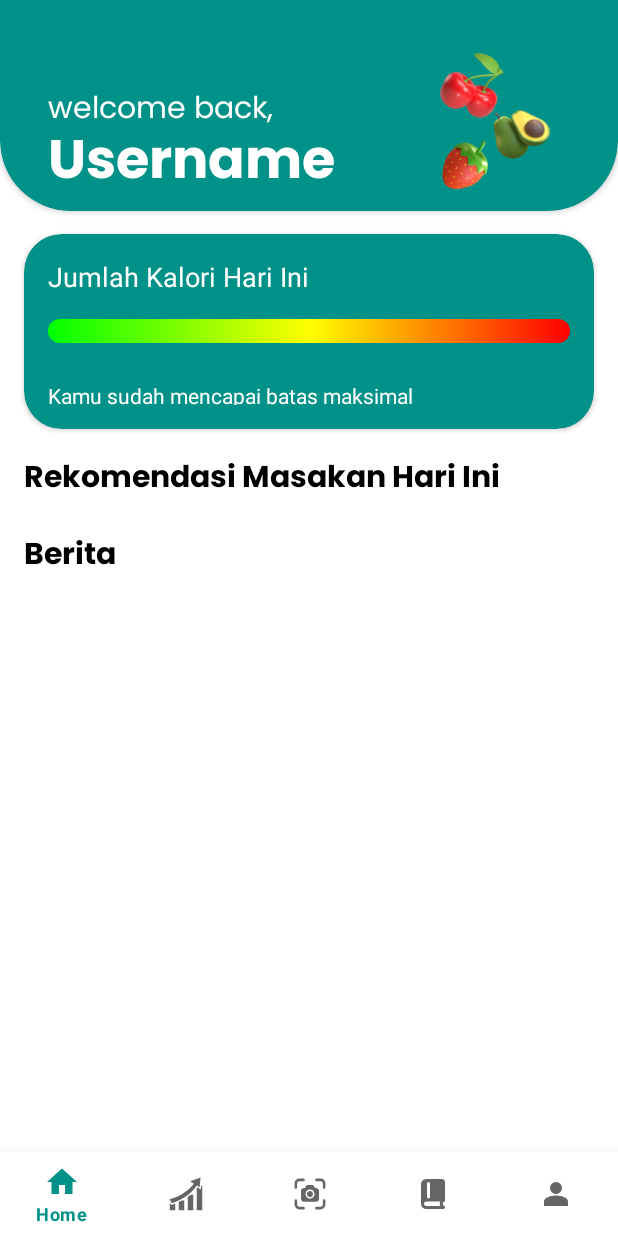
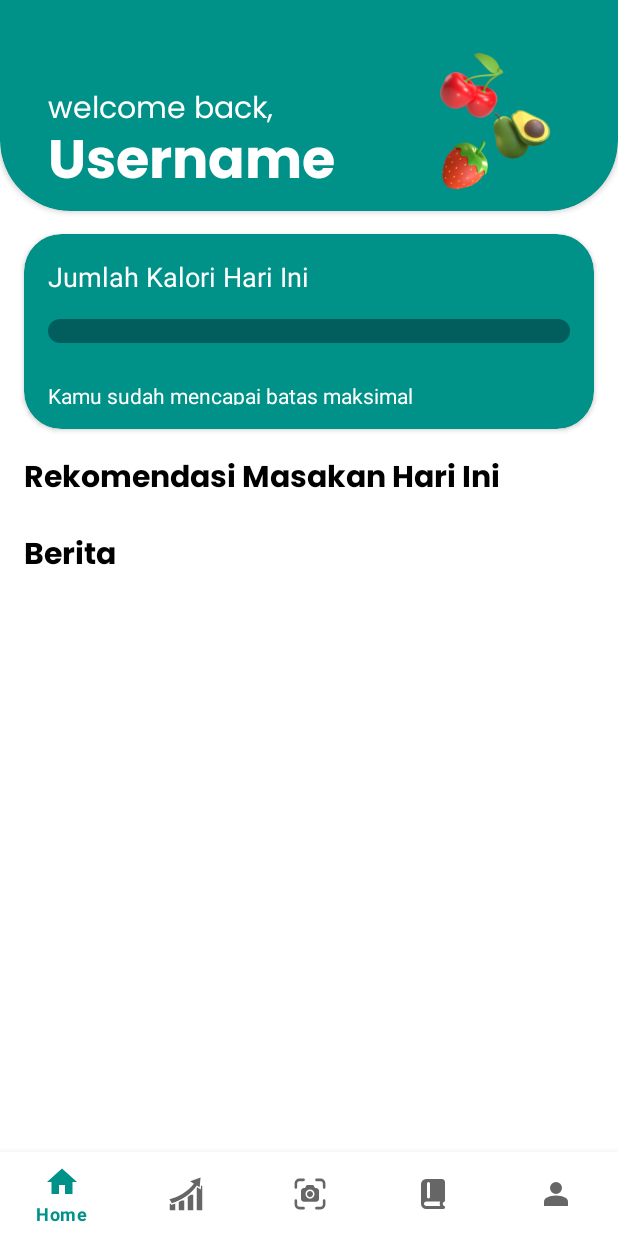
Before and after one commit to NutriLens-Bangkit-2024/NutriLens_App, an Android app: the HomeFragment screen opened directly, with no data from a screen before it, on a phone screen of 412 x 824 dp. Run offline under Robolectric (Android 15) with nearby library versions, the phone set to English and light mode, and no system bars; our stand-ins replace navigation-ui; network calls fail; pictures from the network do not load; 1 statement that could not run was skipped.

Commit message:
minor changes

```diff
--- a/app/src/main/java/com/capstone/nutrilens/MainActivity.kt
+++ b/app/src/main/java/com/capstone/nutrilens/MainActivity.kt
@@ -71,34 +71,33 @@ class MainActivity : AppCompatActivity() {
         setupActionBarWithNavController(navController, appBarConfiguration)
         navView.setupWithNavController(navController)
 
-        navController.addOnDestinationChangedListener{_, destination, _ ->
-            when (destination.id) {
-                R.id.navigation_scanner -> navView.visibility = View.GONE
-                else->navView.visibility = View.VISIBLE
+        navView.setOnItemSelectedListener {
+            if (it.itemId == R.id.navigation_scanner){
+                startCamera()
+                true
+            }else{
+                navController.navigate(it.itemId)
+                true
             }
         }
 
     }
 
-//    private fun startCamera() {
-//        currentImageUri = getImageUri(this)
-//        launcherIntentCamera.launch(currentImageUri!!)
-//    }
-//
-//    private val launcherIntentCamera = registerForActivityResult(
-//        ActivityResultContracts.TakePicture()
-//    ) { isSuccess ->
-//        if (isSuccess) {
-//            showImage()
-//        }
-//    }
-//
-//    private fun showImage() {
-//        currentImageUri?.let {
-//            Log.d("Image URI", "showImage: $it")
-////            binding.ivContoh.setImageURI(it)
-//        }
-//    }
+    private fun startCamera() {
+        currentImageUri = getImageUri(this)
+        launcherIntentCamera.launch(currentImageUri!!)
+    }
+
+    private val launcherIntentCamera = registerForActivityResult(
+        ActivityResultContracts.TakePicture()
+    ) { isSuccess ->
+        if (isSuccess) {
+            val bundle = Bundle().apply {
+                putParcelable("image_Uri",currentImageUri)
+            }
+            findNavController(R.id.nav_host_fragment_activity_main).navigate(R.id.navigation_scanner,bundle)
+        }
+    }
 
     companion object{
         private const val REQUIRED_PERMISSION = Manifest.permission.CAMERA
--- a/app/src/main/java/com/capstone/nutrilens/ui/home/HomeFragment.kt
+++ b/app/src/main/java/com/capstone/nutrilens/ui/home/HomeFragment.kt
@@ -70,7 +70,7 @@ class HomeFragment : Fragment() {
 
         // Ambil data resep
 //        val token = "eyJhbGciOiJIUzI1NiIsInR5cCI6IkpXVCJ9.eyJhdWQiOiJ1cm46YXVkaWVuY2U6dGVzdCIsImlzcyI6InVybjppc3N1ZXI6dGVzdCIsInN1YiI6IlVZWnA3ZS1ZRHZFd0pXMHAiLCJpYXQiOjE3MTgzNzg1NzR9.5kUX07vwT7xNQLTAIDimRAb6UGIDXiyczHjbg5Gz4bQ"
-        recipeViewModel.getRecipes("Bearer ${preferences.getToken().toString()}").observe(viewLifecycleOwner) {
+        recipeViewModel.getRecipes(preferences.getToken().toString()).observe(viewLifecycleOwner) {
             recipeViewModel.recipeData().observe(viewLifecycleOwner) { recipe ->
                 if (recipe != null) {
                     setRecipeData((recipe))
--- a/app/src/main/java/com/capstone/nutrilens/ui/recipe/RecipeFragment.kt
+++ b/app/src/main/java/com/capstone/nutrilens/ui/recipe/RecipeFragment.kt
@@ -43,8 +43,8 @@ class RecipeFragment : Fragment() {
     override fun onViewCreated(view: View, savedInstanceState: Bundle?) {
         super.onViewCreated(view, savedInstanceState)
 
-        val token = "eyJhbGciOiJIUzI1NiIsInR5cCI6IkpXVCJ9.eyJhdWQiOiJ1cm46YXVkaWVuY2U6dGVzdCIsImlzcyI6InVybjppc3N1ZXI6dGVzdCIsInN1YiI6Ik84TmV0ZDVhbGRSaXRyTjQiLCJleHAiOjE3MTgzNzIyNjIsImlhdCI6MTcxODI4NTg2Mn0.feP0QqKY31IgZiLeuc0K7jSrkUmegOgJA8n21nLFf38"
-        recipeViewModel.getRecipes(token).observe(viewLifecycleOwner){
+//        val token = "eyJhbGciOiJIUzI1NiIsInR5cCI6IkpXVCJ9.eyJhdWQiOiJ1cm46YXVkaWVuY2U6dGVzdCIsImlzcyI6InVybjppc3N1ZXI6dGVzdCIsInN1YiI6Ik84TmV0ZDVhbGRSaXRyTjQiLCJleHAiOjE3MTgzNzIyNjIsImlhdCI6MTcxODI4NTg2Mn0.feP0QqKY31IgZiLeuc0K7jSrkUmegOgJA8n21nLFf38"
+        recipeViewModel.getRecipes(preferences.getToken().toString()).observe(viewLifecycleOwner){
             recipeViewModel.recipeData().observe(viewLifecycleOwner){recipe->
                 if(recipe!=null){
                     setRecipeData(recipe)
--- /dev/null
+++ b/app/src/main/res/drawable/ic_find_image.xml
@@ -0,0 +1,5 @@
+<vector xmlns:android="http://schemas.android.com/apk/res/android" android:height="24dp" android:tint="#919191" android:viewportHeight="24" android:viewportWidth="24" android:width="24dp">
+
+    <path android:fillColor="@android:color/white" android:pathData="M18,13v7L4,20L4,6h5.02c0.05,-0.71 0.22,-1.38 0.48,-2L4,4c-1.1,0 -2,0.9 -2,2v14c0,1.1 0.9,2 2,2h14c1.1,0 2,-0.9 2,-2v-5l-2,-2zM16.5,18h-11l2.75,-3.53 1.96,2.36 2.75,-3.54zM19.3,8.89c0.44,-0.7 0.7,-1.51 0.7,-2.39C20,4.01 17.99,2 15.5,2S11,4.01 11,6.5s2.01,4.5 4.49,4.5c0.88,0 1.7,-0.26 2.39,-0.7L21,13.42 22.42,12 19.3,8.89zM15.5,9C14.12,9 13,7.88 13,6.5S14.12,4 15.5,4 18,5.12 18,6.5 16.88,9 15.5,9z"/>
+
+</vector>
--- a/app/src/main/res/drawable/progress_bar.xml
+++ b/app/src/main/res/drawable/progress_bar.xml
@@ -1,13 +1,22 @@
 <?xml version="1.0" encoding="utf-8"?>
 <layer-list xmlns:android="http://schemas.android.com/apk/res/android">
-    <item>
+    <item android:id="@+id/background">
         <shape android:shape="rectangle">
-            <gradient
-                android:startColor="#00FF00"
-                android:centerColor="#FFFF00"
-                android:endColor="#FF0000"
-                android:angle="0"/>
+            <solid android:color="#025D5D"/>
             <corners android:radius="25dp"></corners>
         </shape>
     </item>
+
+    <item android:id="@+id/progress">
+        <scale android:scaleWidth="100%">
+            <shape android:shape="rectangle">
+                <gradient
+                    android:startColor="#00FF00"
+                    android:centerColor="#FFFF00"
+                    android:endColor="#FF0000"
+                    android:angle="0"/>
+                <corners android:radius="25dp"/>
+            </shape>
+        </scale>
+    </item>
 </layer-list>
--- a/app/src/main/res/layout/fragment_recipe.xml
+++ b/app/src/main/res/layout/fragment_recipe.xml
@@ -51,7 +51,8 @@
         app:layout_constraintBottom_toBottomOf="parent"
         tools:listitem="@layout/card_recipe_besar"
         app:layoutManager="androidx.recyclerview.widget.GridLayoutManager"
-        app:spanCount="2"/>
+        app:spanCount="2"
+        android:paddingBottom="80dp"/>
 
 
 
--- a/app/src/main/res/values/strings.xml
+++ b/app/src/main/res/values/strings.xml
@@ -71,5 +71,6 @@
     <string name="detail_nutrisi_makanan">Detail Nutrisi Makanan</string>
     <string name="jenis_nutrisi">Kalsium</string>
     <string name="gram">gram\n</string>
+    <string name="process_nutriscore">Process Nutriscore!</string>
 
 </resources>
```
Also changed, not shown: app/src/main/java/com/capstone/nutrilens/ui/camera/CameraFragment.kt (+2 -66 lines), app/src/main/res/layout/fragment_camera.xml (+23 -24 lines).
